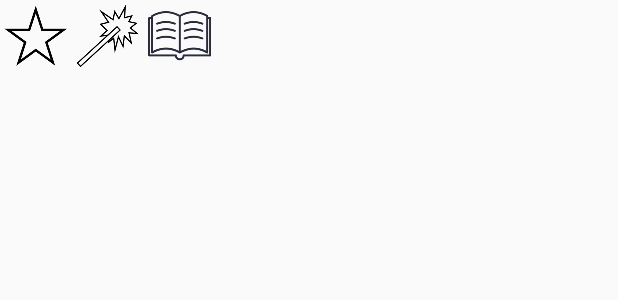
After one commit to Carifio24/SpellbookApp, an Android app: the layout spell_status_popup.xml on its own in the app's theme, with its tools: preview values and no code run, on a phone screen of 412 x 824 dp. The commit adds this screen. Shown: the top 300 px of the screen. Run offline under Robolectric (Android 15) with nearby library versions, the light colour scheme and no system bars.

Commit message:
Working on spell status popup for main window

```diff
--- a/app/src/main/java/dnd/jon/spellbook/CreateCharacterDialog.java
+++ b/app/src/main/java/dnd/jon/spellbook/CreateCharacterDialog.java
@@ -60,7 +60,8 @@ public class CreateCharacterDialog extends DialogFragment {
                 return;
             }
 
-            // Reject a name that contains / or \ (/ causes path issues, forbid both, as well as a period, to be safe)
+            // Reject a name that contains / or \
+            // / causes path issues - forbid both, as well as a period, to be safe
             for (Character c : illegalCharacters) {
                     if (name.contains(c.toString())) {
                         TextView tv = view.findViewById(R.id.creation_message);
--- /dev/null
+++ b/app/src/main/res/layout/spell_status_popup.xml
@@ -0,0 +1,35 @@
+<?xml version="1.0" encoding="utf-8"?>
+<RelativeLayout
+    xmlns:android="http://schemas.android.com/apk/res/android"
+    android:layout_width="match_parent"
+    android:layout_height="match_parent"
+    >
+
+    <ImageButton
+        android:layout_width="wrap_content"
+        android:layout_height="wrap_content"
+        android:id="@+id/status_popup_favorite"
+        android:layout_alignParentStart="true"
+        android:src="@mipmap/star_empty"
+        android:background="@android:color/transparent"
+        />
+
+    <ImageButton
+        android:layout_width="wrap_content"
+        android:layout_height="wrap_content"
+        android:id="@+id/status_popup_prepared"
+        android:layout_toEndOf="@id/status_popup_favorite"
+        android:src="@mipmap/wand_empty"
+        android:background="@android:color/transparent"
+        />
+
+    <ImageButton
+        android:layout_width="wrap_content"
+        android:layout_height="wrap_content"
+        android:id="@+id/status_popup_known"
+        android:layout_toEndOf="@id/status_popup_prepared"
+        android:src="@mipmap/book_empty"
+        android:background="@android:color/transparent"
+        />
+
+</RelativeLayout>
```
Also changed, not shown: app/src/main/java/dnd/jon/spellbook/MainActivity.java (+11 -1 lines), app/src/main/java/dnd/jon/spellbook/SpellStatusDialog.java (added, +66 -0 lines), app/src/main/java/dnd/jon/spellbook/SpellStatusPopup.java (added, +71 -0 lines), 2 other files.
